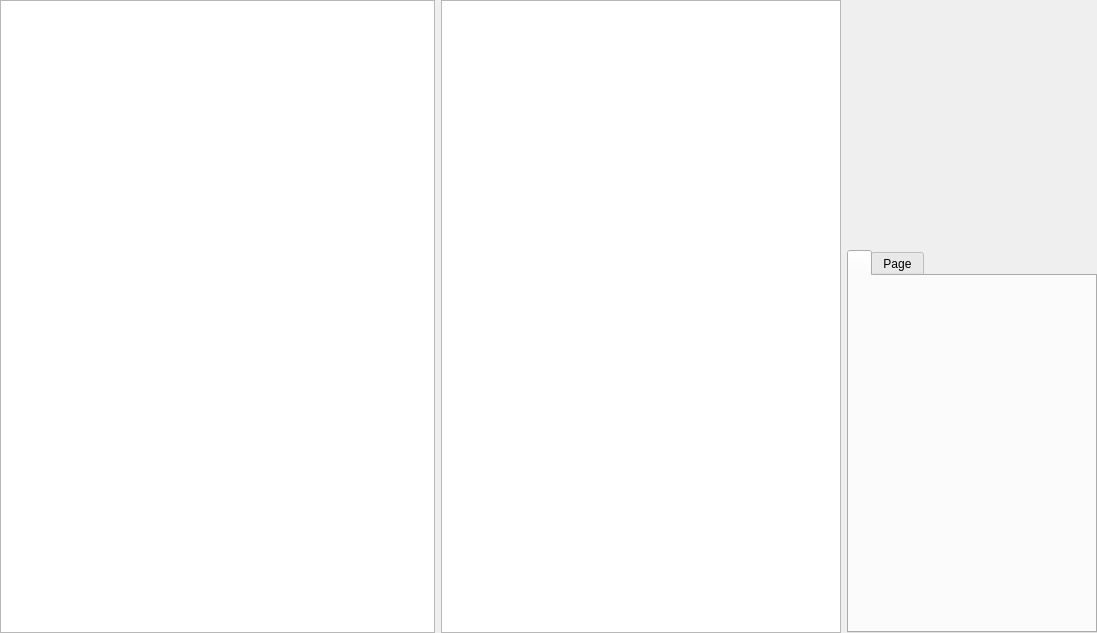
Before: the Qt Designer form mainwindow.ui in jahshaka/Effects, drawn with Qt 5.
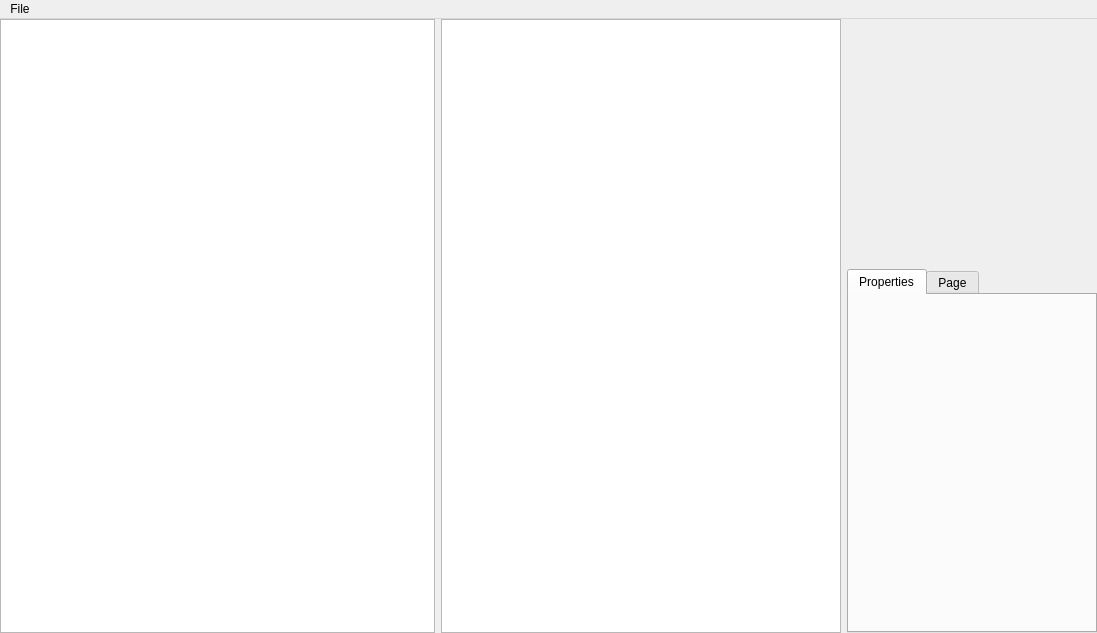
After: the same form once the commit is applied. Custom widgets are drawn as their Qt base class.

Commit message: Set property tab name

```diff
--- a/mainwindow.ui
+++ b/mainwindow.ui
@@ -112,7 +112,7 @@
          </property>
          <widget class="PropertyListWidget" name="propertyContainerPage1" native="true">
           <attribute name="title">
-           <string/>
+           <string>Properties</string>
           </attribute>
          </widget>
          <widget class="QWidget" name="tab">
@@ -136,6 +136,14 @@
      <height>25</height>
     </rect>
    </property>
+   <widget class="QMenu" name="menuFile">
+    <property name="title">
+     <string>File</string>
+    </property>
+    <addaction name="actionSave"/>
+    <addaction name="actionLoad"/>
+   </widget>
+   <addaction name="menuFile"/>
   </widget>
  </widget>
  <layoutdefault spacing="6" margin="11"/>
```
Left out of the diff: 27 changed lines with no effect on the pictures. The commit also changes 1 other file.
